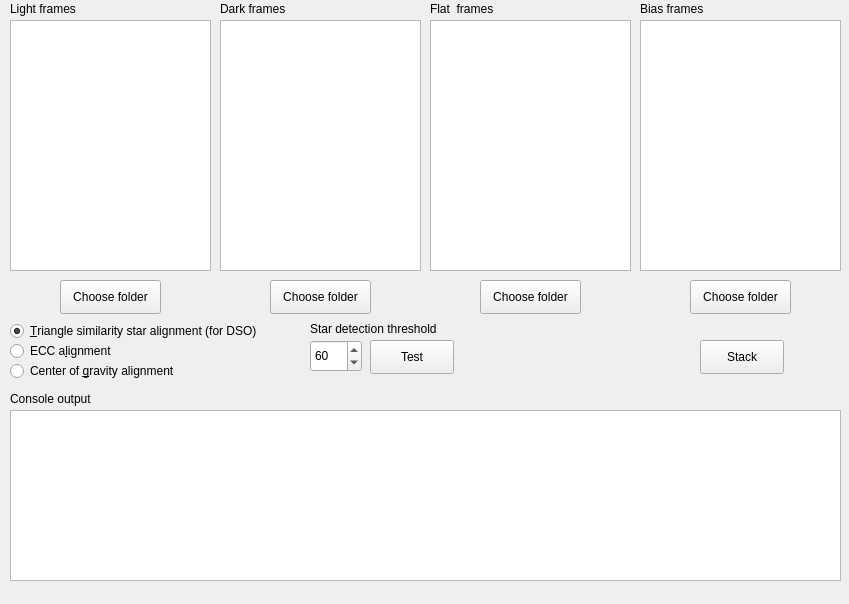
Old version of the form gui.ui in the repository hamstersztyk/AstroStacker.
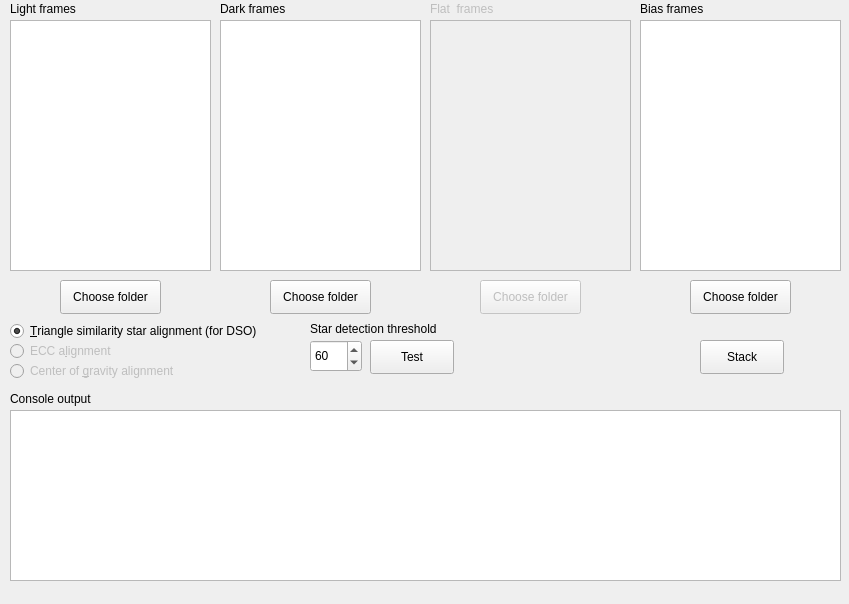
New version of the form.

Commit message: disabled unused UI elements

```diff
--- a/gui.ui
+++ b/gui.ui
@@ -51,6 +51,9 @@
     </property>
    </widget>
    <widget class="QListWidget" name="list_flats">
+    <property name="enabled">
+     <bool>false</bool>
+    </property>
     <property name="geometry">
      <rect>
       <x>430</x>
@@ -97,6 +100,9 @@
     </property>
    </widget>
    <widget class="QLabel" name="file_label_flats">
+    <property name="enabled">
+     <bool>false</bool>
+    </property>
     <property name="geometry">
      <rect>
       <x>430</x>
@@ -139,6 +145,9 @@
     </property>
    </widget>
    <widget class="QRadioButton" name="mode_ecc">
+    <property name="enabled">
+     <bool>false</bool>
+    </property>
     <property name="geometry">
      <rect>
       <x>10</x>
@@ -152,6 +161,9 @@
     </property>
    </widget>
    <widget class="QRadioButton" name="mode_center">
+    <property name="enabled">
+     <bool>false</bool>
+    </property>
     <property name="geometry">
      <rect>
       <x>10</x>
@@ -259,6 +271,9 @@
     </property>
    </widget>
    <widget class="QPushButton" name="choose_flats">
+    <property name="enabled">
+     <bool>false</bool>
+    </property>
     <property name="geometry">
      <rect>
       <x>480</x>
```
